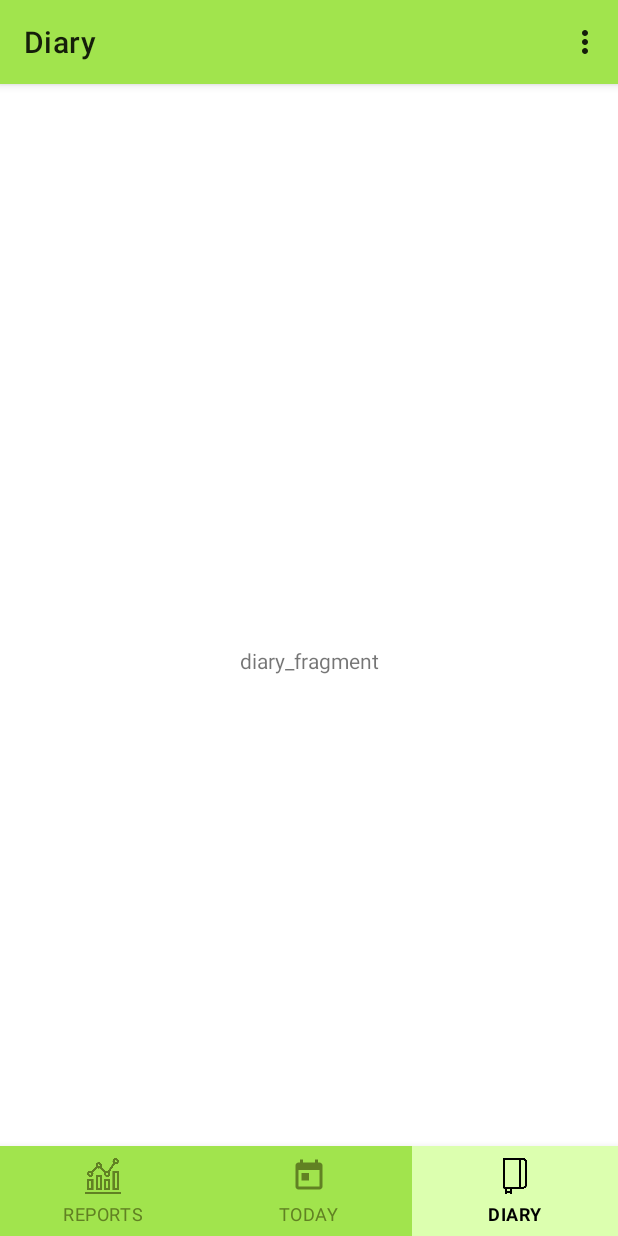
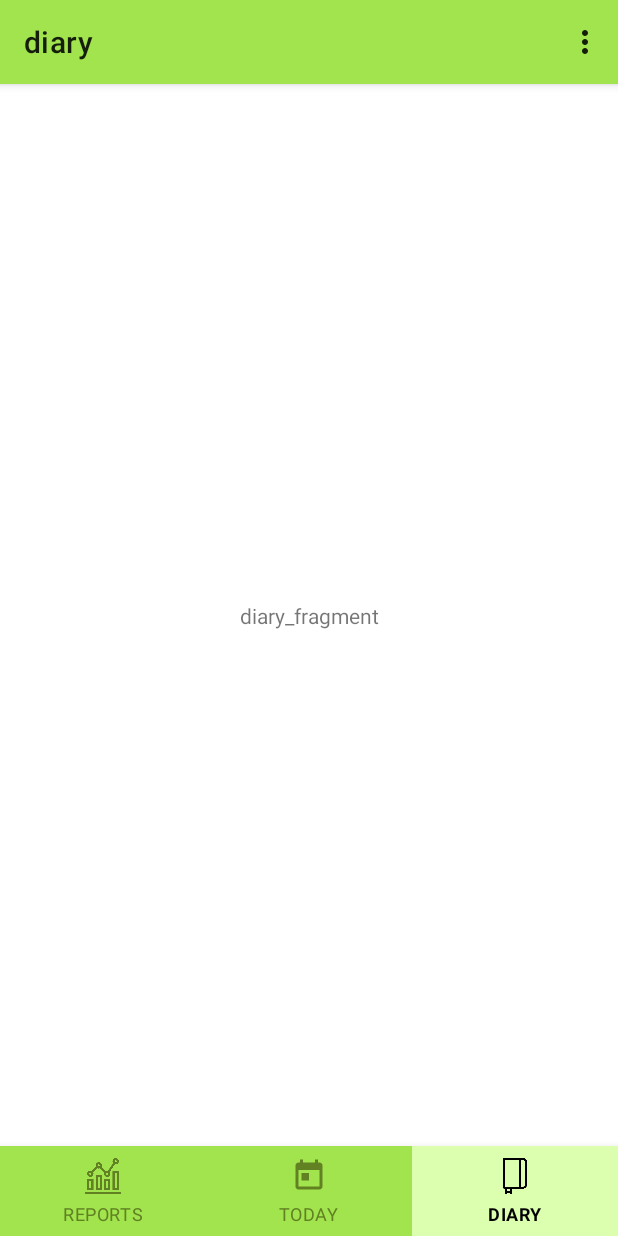
Before and after one commit to nori96/android_praktikum_2021_your_story, an Android app: the screen it shows after launch (MainActivity), item 3 of the bottom bar chosen, on a phone screen of 412 x 824 dp. Run offline under Robolectric (Android 15) with nearby library versions, the phone set to English and light mode, and no system bars; our stand-ins replace data binding, navigation-ui.

Commit message:
added Localization for German added SettingsFragment.kt with preferences (root.preferences.xml and arrays.xml

```diff
--- a/app/build.gradle
+++ b/app/build.gradle
@@ -49,6 +49,7 @@ dependencies {
     implementation 'androidx.navigation:navigation-fragment:2.3.5'
     implementation("androidx.recyclerview:recyclerview:1.2.1")
     implementation("androidx.cardview:cardview:1.0.0")
+    implementation 'androidx.preference:preference:1.1.1'
     testImplementation 'junit:junit:4.+'
     androidTestImplementation 'androidx.test.ext:junit:1.1.3'
     androidTestImplementation 'androidx.test.espresso:espresso-core:3.4.0'
--- a/app/src/main/java/com/example/yourstory/MainActivity.kt
+++ b/app/src/main/java/com/example/yourstory/MainActivity.kt
@@ -1,22 +1,31 @@
 package com.example.yourstory
 
+import android.content.res.Configuration
 import androidx.appcompat.app.AppCompatActivity
 import android.os.Bundle
 import android.view.Menu
+import android.view.MenuItem
 import androidx.appcompat.widget.Toolbar
+import androidx.fragment.app.Fragment
+import androidx.navigation.NavController
 import androidx.navigation.findNavController
 import androidx.navigation.ui.AppBarConfiguration
 import androidx.navigation.ui.setupActionBarWithNavController
 import androidx.navigation.ui.setupWithNavController
 import com.example.yourstory.databinding.ActivityMainBinding
 import com.google.android.material.bottomnavigation.BottomNavigationView
+import java.util.*
 
 class MainActivity : AppCompatActivity() {
 
     private lateinit var binding: ActivityMainBinding
     private lateinit var toolbar: Toolbar
+    private lateinit var bottomNavigationView: BottomNavigationView
+    private lateinit var hostFragment: Fragment
+    private lateinit var hostFramentNavController: NavController
 
     override fun onCreate(savedInstanceState: Bundle?) {
+        //TODO: Settings
         super.onCreate(savedInstanceState)
 
         binding = ActivityMainBinding.inflate(layoutInflater)
@@ -24,11 +33,12 @@ class MainActivity : AppCompatActivity() {
 
         setContentView(binding.root)
         setSupportActionBar(binding.toolbar)
+
         toolbar.inflateMenu(R.menu.toolbar_settings_menu)
 
-        val navView: BottomNavigationView = binding.bottomNavigation;
+        bottomNavigationView  = binding.bottomNavigation;
 
-        val navController = findNavController(R.id.nav_host_fragment_activity_main)
+        hostFramentNavController = findNavController(R.id.host_fragment)
 
         val appBarConfiguration = AppBarConfiguration(
             setOf(
@@ -36,8 +46,9 @@ class MainActivity : AppCompatActivity() {
             )
         )
 
-        setupActionBarWithNavController(navController,appBarConfiguration)
-        navView.setupWithNavController(navController)
+        setupActionBarWithNavController(hostFramentNavController,appBarConfiguration)
+        bottomNavigationView.setupWithNavController(hostFramentNavController)
+
     }
 
     override fun onCreateOptionsMenu(menu: Menu?): Boolean {
@@ -45,5 +56,28 @@ class MainActivity : AppCompatActivity() {
         return true
     }
 
+    override fun onOptionsItemSelected(item: MenuItem) = when (item.itemId) {
+        16908332 -> {
+            onBackPressed()
+            true
+        }
+        R.id.action_settings -> {
+            // User chose the "Settings" item, show the app settings UI...
+            hostFramentNavController.navigate(R.id.settingsFragment)
+            true
+        }
 
+        R.id.action_help -> {
+            // User chose the "Favorite" action, mark the current item
+            // as a favorite...
+            hostFramentNavController.navigate(R.id.helpFragment)
+            true
+        }
+
+        else -> {
+            // If we got here, the user's action was not recognized.
+            // Invoke the superclass to handle it.
+            super.onOptionsItemSelected(item)
+        }
+    }
 }
--- a/app/src/main/java/com/example/yourstory/reports/ReportsFragment.kt
+++ b/app/src/main/java/com/example/yourstory/reports/ReportsFragment.kt
@@ -11,7 +11,6 @@ import androidx.recyclerview.widget.LinearLayoutManager
 import androidx.recyclerview.widget.RecyclerView
 import com.example.yourstory.R
 import com.example.yourstory.databinding.ReportsFragmentBinding
-import com.example.yourstory.reports.view.ReportsAdapter
 
 class ReportsFragment : Fragment() {
 
--- a/app/src/main/res/layout/activity_main.xml
+++ b/app/src/main/res/layout/activity_main.xml
@@ -22,12 +22,12 @@
             app:popupTheme="@style/ThemeOverlay.AppCompat.Light"/>
 
         <fragment
-            android:id="@+id/nav_host_fragment_activity_main"
+            android:id="@+id/host_fragment"
             android:name="androidx.navigation.fragment.NavHostFragment"
             android:layout_width="match_parent"
             android:layout_height="0dp"
             app:defaultNavHost="true"
-            app:layout_constraintBottom_toBottomOf="parent"
+            app:layout_constraintBottom_toTopOf="@+id/bottom_navigation"
             app:layout_constraintLeft_toLeftOf="parent"
             app:layout_constraintRight_toRightOf="parent"
             app:layout_constraintTop_toBottomOf="@+id/toolbar"
--- a/app/src/main/res/menu/bottom_navigation_menu.xml
+++ b/app/src/main/res/menu/bottom_navigation_menu.xml
@@ -4,15 +4,15 @@
         android:id="@+id/navigation_reports"
         android:enabled="true"
         android:icon="@drawable/diagramm"
-        android:title="@string/text_menu_1"/>
+        android:title="@string/reports_caps"/>
     <item
         android:id="@+id/navigation_today"
         android:enabled="true"
         android:icon="@drawable/ic_baseline_today_24"
-        android:title="@string/text_menu_2"/>
+        android:title="@string/today_caps"/>
     <item
         android:id="@+id/navigation_diary"
         android:enabled="true"
         android:icon="@drawable/diary"
-        android:title="@string/text_menu_3"/>
+        android:title="@string/diary_caps"/>
 </menu>
--- a/app/src/main/res/menu/toolbar_settings_menu.xml
+++ b/app/src/main/res/menu/toolbar_settings_menu.xml
@@ -4,14 +4,14 @@
     <item
         android:id="@+id/action_settings"
         android:icon="@drawable/ic_baseline_settings_24"
-        android:title="@string/toolbar_settings"
+        android:title="@string/settings"
         app:showAsAction="never"
         />
 
     <!-- Settings, should always be in the overflow -->
     <item android:id="@+id/action_help"
         android:icon="@drawable/ic_baseline_help_outline_24"
-        android:title="@string/toolbar_help"
+        android:title="@string/help"
         app:showAsAction="never"
         />
 </menu>
--- a/app/src/main/res/navigation/mobile_navigation.xml
+++ b/app/src/main/res/navigation/mobile_navigation.xml
@@ -7,27 +7,24 @@
 
     <fragment android:id="@+id/navigation_reports"
         android:name="com.example.yourstory.reports.ReportsFragment"
-        android:label="Reports"
-        tools:layout="@layout/reports_fragment">
-        <com.google.android.material.floatingactionbutton.FloatingActionButton
-            android:id="@+id/fab"
-            android:layout_width="wrap_content"
-            android:layout_height="wrap_content"
-            android:layout_gravity="end|bottom"
-            android:src="@drawable/diary"
-            android:contentDescription="asdfasdfasdf"
-            android:layout_margin="16dp" />
-    </fragment>
-
-
+        android:label="@string/reports"
+        tools:layout="@layout/reports_fragment"/>
     <fragment android:id="@+id/navigation_today"
         android:name="com.example.yourstory.today.TodayFragment"
-        android:label="Today"
+        android:label="@string/today"
         tools:layout="@layout/today_fragment"/>
 
     <fragment android:id="@+id/navigation_diary"
         android:name="com.example.yourstory.diary.DiaryFragment"
-        android:label="Diary"
+        android:label="@string/diary"
         tools:layout="@layout/diary_fragment"/>
-
+    <fragment
+        android:id="@+id/helpFragment"
+        android:name="com.example.yourstory.help.HelpFragment"
+        android:label="@string/help"
+        tools:layout="@layout/help_fragment" />
+    <fragment
+        android:id="@+id/settingsFragment"
+        android:name="com.example.yourstory.settings.SettingsFragment"
+        android:label="@string/settings" />
 </navigation>
--- a/app/src/main/res/values/strings.xml
+++ b/app/src/main/res/values/strings.xml
@@ -1,10 +1,23 @@
 <resources>
     <string name="app_name">Your Story</string>
     <!--navigation_bar-->
-    <string name="text_menu_1">REPORTS</string>
-    <string name="text_menu_2">TODAY</string>
-    <string name="text_menu_3">DIARY</string>
+    <string name="reports_caps">REPORTS</string>
+    <string name="today_caps">TODAY</string>
+    <string name="diary_caps">DIARY</string>
     <!--toolbar_menu-->
-    <string name="toolbar_settings">Settings</string>
-    <string name="toolbar_help">Help</string>
+    <string name="settings">Settings</string>
+    <string name="help">Help</string>
+    <string name="reports">reports</string>
+    <string name="today">today</string>
+    <string name="diary">diary</string>
+
+
+    <!-- Preference Titles -->
+    <string name="location_title">location</string>
+    <string name="settings_allow_data_collection_title">Movement Profiling</string>
+    <string name="settings_allow_data_collection_summary">Allow data collection to generate a movement profile.</string>
+    <string name="settings_scanning_interval_title">Interval for scanning</string>
+    <string name="settings_scanning_interval_summary">If allowed, define an interval for scanning the location in minutes</string>
+
+
 </resources>
```
Also changed, not shown: app/src/main/java/com/example/yourstory/help/HelpFragment.kt (added, +32 -0 lines), app/src/main/java/com/example/yourstory/help/HelpViewModel.kt (added, +7 -0 lines), app/src/main/java/com/example/yourstory/reports/ReportsAdapter.kt (renamed from app/src/main/java/com/example/yourstory/reports/view/ReportsAdapter.kt, +3 -6 lines), app/src/main/java/com/example/yourstory/settings/SettingsFragment.kt (added, +13 -0 lines), app/src/main/res/layout/help_fragment.xml (added, +13 -0 lines), app/src/main/res/layout/report_row_item.xml (+6 -4 lines), app/src/main/res/values/arrays.xml (added, +12 -0 lines), app/src/main/res/xml/root_preferences.xml (added, +30 -0 lines), 1 other file.
